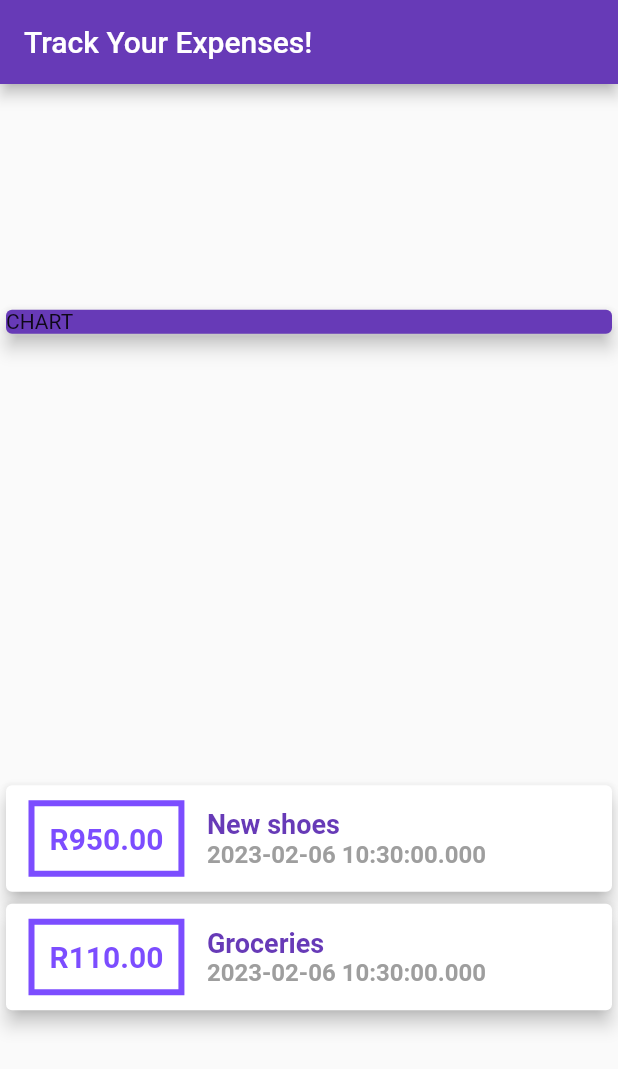
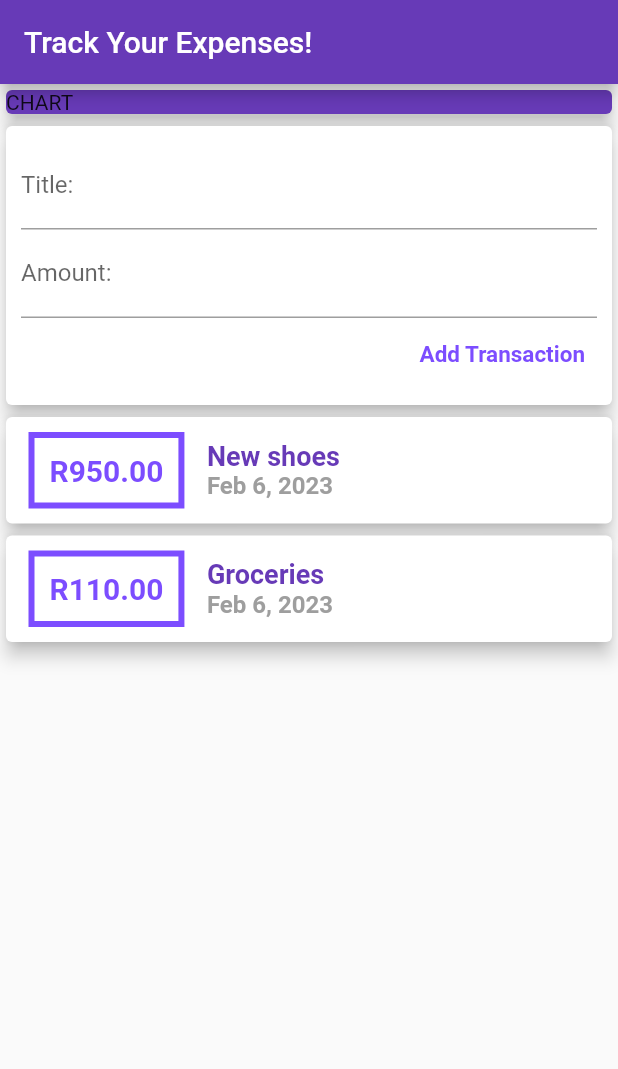
Before and after one commit to Ruan6370/flutterSect4Guide, a Flutter app: the screen it shows after launch, on a phone screen of 412 x 824 dp. Shown: the top 1069 px of the screen. Run offline on Flutter 3.47's test engine with Material 2 defaults, Android fonts, the phone set to English and light mode, and no system bars.

Commit message:
Added user input functionality + date formatter

```diff
--- a/lib/main.dart
+++ b/lib/main.dart
@@ -1,4 +1,7 @@
 import 'package:flutter/material.dart';
+import 'package:intl/intl.dart';
+
+import 'dart:io';
 
 import 'transactions.dart';
 
@@ -27,6 +30,8 @@ class HomePage extends StatelessWidget {
     Transaction(
         id: 't2', title: 'Groceries', amount: 110.00, date: DateTime.now()),
   ];
+  late String titleInput;
+  late String amountInput;
 
   @override
   Widget build(BuildContext context) {
@@ -36,7 +41,7 @@ class HomePage extends StatelessWidget {
         title: const Text('Track Your Expenses!'),
       ),
       body: Column(
-        mainAxisAlignment: MainAxisAlignment.spaceAround,
+        mainAxisAlignment: MainAxisAlignment.start,
         crossAxisAlignment: CrossAxisAlignment.stretch,
         children: <Widget>[
           const SizedBox(
@@ -46,6 +51,49 @@ class HomePage extends StatelessWidget {
               color: Colors.deepPurple,
               child: Text('CHART'),
             ),
+          ),
+          Card(
+            elevation: 5,
+            child: Container(
+              padding: const EdgeInsets.all(10),
+              child: Column(
+                crossAxisAlignment: CrossAxisAlignment.end,
+                children: <Widget>[
+                  TextField(
+                    decoration: const InputDecoration(
+                      labelText: 'Title:',
+                    ),
+                    onChanged: (val) {
+                      titleInput = val;
+                    },
+                  ),
+                  TextField(
+                    decoration: const InputDecoration(
+                      labelText: 'Amount:',
+                    ),
+                    onChanged: (val) {
+                      amountInput = val;
+                    },
+                  ),
+                  TextButton(
+                    onPressed: () {
+                      debugPrint(titleInput);
+                      debugPrint(amountInput);
+                    },
+                    style: TextButton.styleFrom(
+                      foregroundColor: Colors.deepPurpleAccent,
+                    ),
+                    child: const Text(
+                      'Add Transaction',
+                      style: TextStyle(
+                        fontSize: 15,
+                        fontWeight: FontWeight.bold,
+                      ),
+                    )
+                  ),
+                ]
+              ),
+            )
           ),
           Column(
             children: transactions.map((tx) {
@@ -85,7 +133,7 @@ class HomePage extends StatelessWidget {
                           ),
                         ),
                         Text(
-                        tx.date.toString(),
+                          DateFormat.yMMMd().format(tx.date),
                           style: const TextStyle(
                             fontWeight: FontWeight.bold,
                             fontSize: 16,
@@ -94,7 +142,8 @@ class HomePage extends StatelessWidget {
                         ),
                       ]
                     ),
-                ]),
+                  ]
+                ),
               );
             }).toList(),
           ),
--- a/pubspec.yaml
+++ b/pubspec.yaml
@@ -19,6 +19,7 @@ environment:
 dependencies:
   flutter:
     sdk: flutter
+  intl: ^0.18.0
 
 dev_dependencies:
   flutter_test:
```
Lines whose indentation alone changed are shown as unchanged.
